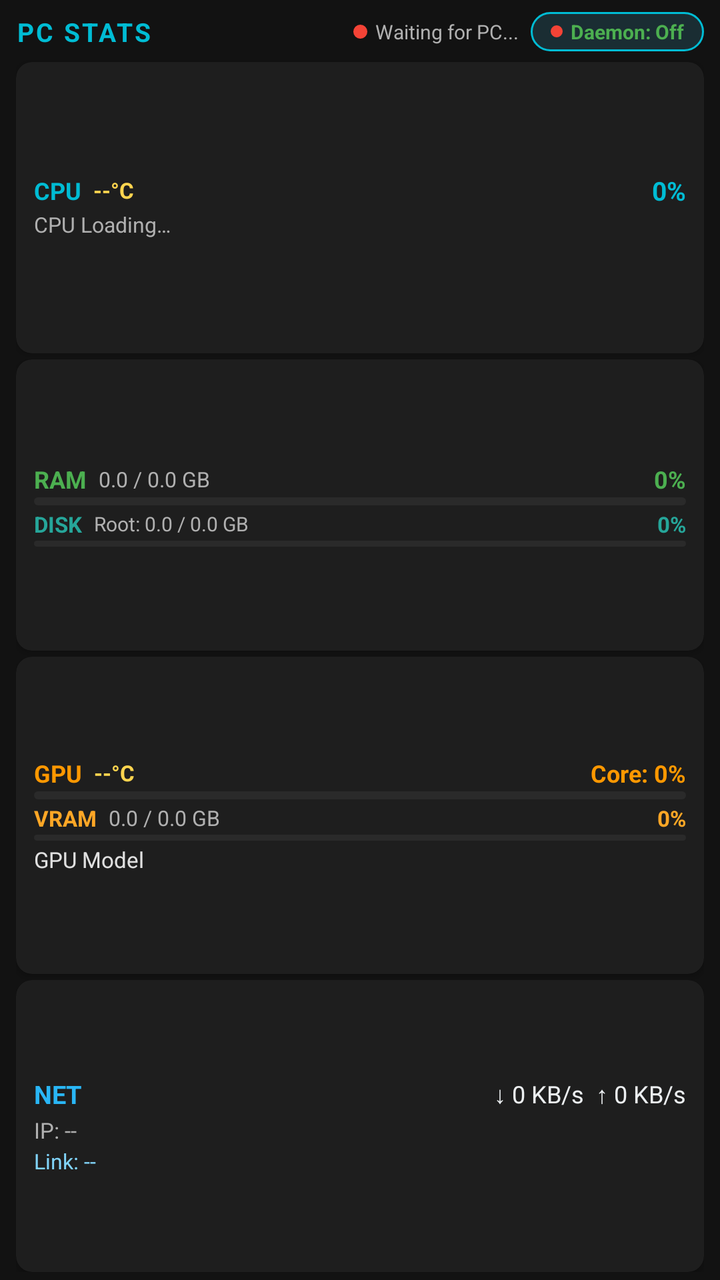
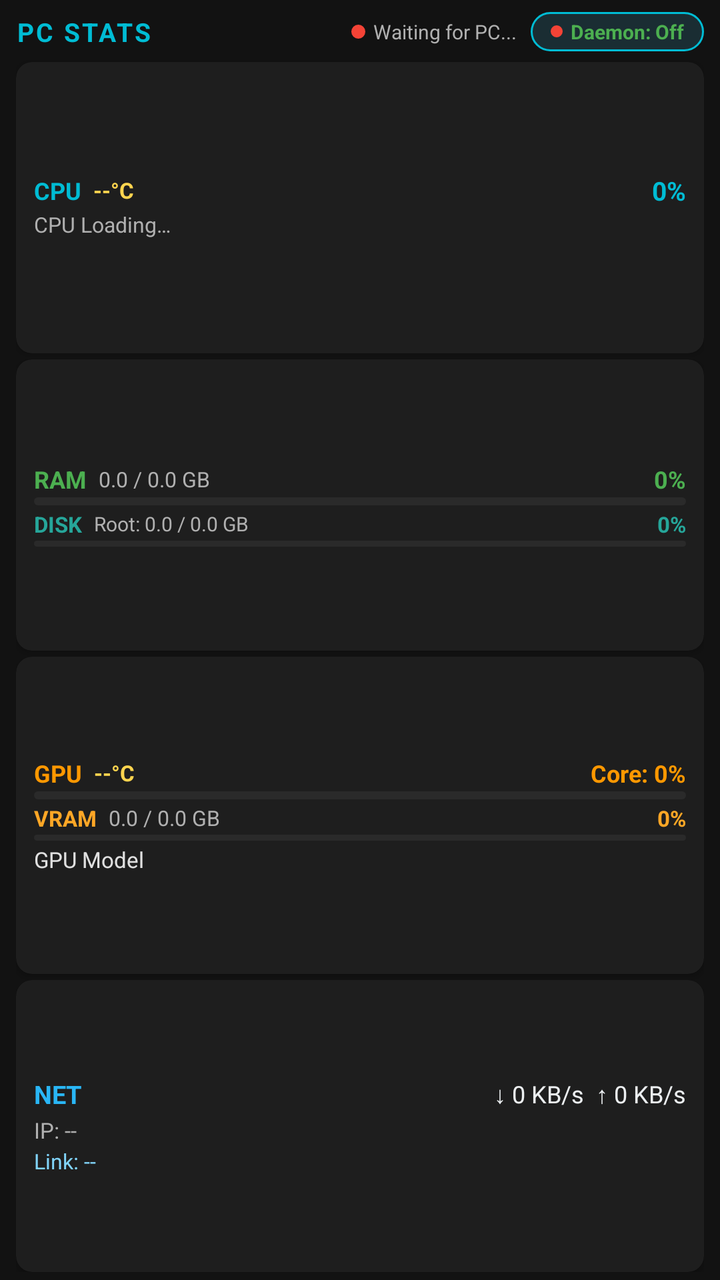

Before-and-after screenshots of an Android layout around one commit, followed by the original layout XML and the change that was made.
<!-- AndroidManifest.xml: application theme AppTheme -->
<!-- res/layout/fragment_stats.xml -->
<?xml version="1.0" encoding="utf-8"?>
<LinearLayout xmlns:android="http://schemas.android.com/apk/res/android"
    xmlns:app="http://schemas.android.com/apk/res-auto"
    android:layout_width="match_parent"
    android:layout_height="match_parent"
    android:orientation="vertical"
    android:background="@color/background"
    android:paddingLeft="8dp"
    android:paddingRight="8dp"
    android:paddingTop="4dp"
    android:paddingBottom="4dp">

    
    <LinearLayout
        android:id="@+id/header_bar"
        android:layout_width="match_parent"
        android:layout_height="24dp"
        android:orientation="horizontal"
        android:gravity="center_vertical"
        android:layout_marginBottom="3dp">

        <TextView
            android:layout_width="wrap_content"
            android:layout_height="wrap_content"
            android:text="PC STATS"
            android:textSize="13sp"
            android:textStyle="bold"
            android:textColor="@color/colorPrimary"
            android:letterSpacing="0.08" />

        <View
            android:layout_width="0dp"
            android:layout_height="1dp"
            android:layout_weight="1" />

        
        <LinearLayout
            android:id="@+id/container_pc_status"
            android:layout_width="wrap_content"
            android:layout_height="wrap_content"
            android:orientation="horizontal"
            android:gravity="center_vertical"
            android:layout_marginEnd="6dp">

            <View
                android:id="@+id/dot_pc_status"
                android:layout_width="7dp"
                android:layout_height="7dp"
                android:background="@drawable/bg_status_stopped" />

            <TextView
                android:id="@+id/tv_pc_status"
                android:layout_width="wrap_content"
                android:layout_height="wrap_content"
                android:text="@string/stat_waiting_pc"
                android:textSize="10sp"
                android:textColor="@color/textSecondary"
                android:layout_marginStart="4dp" />
        </LinearLayout>

        
        <LinearLayout
            android:id="@+id/pill_daemon_status"
            android:layout_width="wrap_content"
            android:layout_height="wrap_content"
            android:background="@drawable/bg_daemon_pill"
            android:orientation="horizontal"
            android:gravity="center_vertical"
            android:clickable="true"
            android:focusable="true">

            <View
                android:id="@+id/dot_daemon_pill"
                android:layout_width="6dp"
                android:layout_height="6dp"
                android:background="@drawable/bg_status_stopped"
                android:layout_marginEnd="4dp" />

            <TextView
                android:id="@+id/tv_daemon_pill"
                android:layout_width="wrap_content"
                android:layout_height="wrap_content"
                android:text="Daemon: Off"
                android:textColor="@color/colorAccent"
                android:textSize="10sp"
                android:textStyle="bold" />
        </LinearLayout>
    </LinearLayout>

    
    <androidx.cardview.widget.CardView
        android:id="@+id/card_cpu"
        android:layout_width="match_parent"
        android:layout_height="0dp"
        android:layout_weight="1.15"
        android:layout_marginBottom="3dp"
        app:cardBackgroundColor="@color/surface"
        app:cardCornerRadius="8dp"
        app:cardElevation="2dp">

        <LinearLayout
            android:layout_width="match_parent"
            android:layout_height="match_parent"
            android:orientation="vertical"
            android:gravity="center_vertical"
            android:paddingLeft="9dp"
            android:paddingRight="9dp"
            android:paddingTop="3dp"
            android:paddingBottom="3dp">

            <LinearLayout
                android:layout_width="match_parent"
                android:layout_height="wrap_content"
                android:orientation="horizontal"
                android:gravity="center_vertical">

                <TextView
                    android:layout_width="wrap_content"
                    android:layout_height="wrap_content"
                    android:text="@string/stat_cpu"
                    android:textSize="12sp"
                    android:textStyle="bold"
                    android:textColor="@color/colorPrimary" />

                
                <TextView
                    android:id="@+id/tv_cpu_temp"
                    android:layout_width="wrap_content"
                    android:layout_height="wrap_content"
                    android:text="--\u00B0C"
                    android:textSize="11sp"
                    android:textStyle="bold"
                    android:textColor="#FFD54F"
                    android:layout_marginStart="6dp" />

                <View
                    android:layout_width="0dp"
                    android:layout_height="1dp"
                    android:layout_weight="1" />

                <TextView
                    android:id="@+id/tv_cpu_pct"
                    android:layout_width="wrap_content"
                    android:layout_height="wrap_content"
                    android:text="0%"
                    android:textSize="13sp"
                    android:textStyle="bold"
                    android:textColor="@color/colorPrimary" />
            </LinearLayout>

            <TextView
                android:id="@+id/tv_cpu_detail"
                android:layout_width="match_parent"
                android:layout_height="wrap_content"
                android:text="CPU Loading\u2026"
                android:textSize="10.5sp"
                android:textColor="@color/textSecondary"
                android:layout_marginTop="1dp"
                android:singleLine="true"
                android:ellipsize="end" />

            
            <ProgressBar
                android:id="@+id/pb_cpu"
                style="?android:attr/progressBarStyleHorizontal"
                android:layout_width="match_parent"
                android:layout_height="4dp"
                android:layout_marginTop="2dp"
                android:max="100"
                android:progress="0"
                android:progressDrawable="@drawable/bg_progress_cpu"
                android:visibility="gone" />

            
            <LinearLayout
                android:id="@+id/container_cpu_cores"
                android:layout_width="match_parent"
                android:layout_height="wrap_content"
                android:orientation="vertical"
                android:layout_marginTop="2dp" />
        </LinearLayout>
    </androidx.cardview.widget.CardView>

    
    <androidx.cardview.widget.CardView
        android:id="@+id/card_ram"
        android:layout_width="match_parent"
        android:layout_height="0dp"
        android:layout_weight="1.15"
        android:layout_marginBottom="3dp"
        app:cardBackgroundColor="@color/surface"
        app:cardCornerRadius="8dp"
        app:cardElevation="2dp">

        <LinearLayout
            android:layout_width="match_parent"
            android:layout_height="match_parent"
            android:orientation="vertical"
            android:gravity="center_vertical"
            android:paddingLeft="9dp"
            android:paddingRight="9dp"
            android:paddingTop="3dp"
            android:paddingBottom="3dp">

            
            <LinearLayout
                android:layout_width="match_parent"
                android:layout_height="wrap_content"
                android:orientation="horizontal"
                android:gravity="center_vertical">

                <TextView
                    android:layout_width="wrap_content"
                    android:layout_height="wrap_content"
                    android:text="@string/stat_ram"
                    android:textSize="12sp"
                    android:textStyle="bold"
                    android:textColor="@color/colorAccent" />

                <TextView
                    android:id="@+id/tv_ram_detail"
                    android:layout_width="0dp"
                    android:layout_height="wrap_content"
                    android:layout_weight="1"
                    android:text="0.0 / 0.0 GB"
                    android:textSize="10.5sp"
                    android:textColor="@color/textSecondary"
                    android:layout_marginStart="6dp"
                    android:singleLine="true"
                    android:ellipsize="end" />

                <TextView
                    android:id="@+id/tv_ram_pct"
                    android:layout_width="wrap_content"
                    android:layout_height="wrap_content"
                    android:text="0%"
                    android:textSize="12sp"
                    android:textStyle="bold"
                    android:textColor="@color/colorAccent" />
            </LinearLayout>

            <ProgressBar
                android:id="@+id/pb_ram"
                style="?android:attr/progressBarStyleHorizontal"
                android:layout_width="match_parent"
                android:layout_height="4dp"
                android:layout_marginTop="1dp"
                android:max="100"
                android:progress="0"
                android:progressDrawable="@drawable/bg_progress_ram" />

            
            <LinearLayout
                android:layout_width="match_parent"
                android:layout_height="wrap_content"
                android:orientation="horizontal"
                android:gravity="center_vertical"
                android:layout_marginTop="2dp">

                <TextView
                    android:layout_width="wrap_content"
                    android:layout_height="wrap_content"
                    android:text="@string/stat_disk"
                    android:textSize="11sp"
                    android:textStyle="bold"
                    android:textColor="#26A69A" />

                <TextView
                    android:id="@+id/tv_disk_detail"
                    android:layout_width="0dp"
                    android:layout_height="wrap_content"
                    android:layout_weight="1"
                    android:text="Root: 0.0 / 0.0 GB"
                    android:textSize="10sp"
                    android:textColor="@color/textSecondary"
                    android:layout_marginStart="6dp"
                    android:singleLine="true"
                    android:ellipsize="end" />

                <TextView
                    android:id="@+id/tv_disk_pct"
                    android:layout_width="wrap_content"
                    android:layout_height="wrap_content"
                    android:text="0%"
                    android:textSize="11sp"
                    android:textStyle="bold"
                    android:textColor="#26A69A" />
            </LinearLayout>

            <ProgressBar
                android:id="@+id/pb_disk"
                style="?android:attr/progressBarStyleHorizontal"
                android:layout_width="match_parent"
                android:layout_height="3dp"
                android:layout_marginTop="1dp"
                android:max="100"
                android:progress="0"
                android:progressDrawable="@drawable/bg_progress_disk" />
        </LinearLayout>
    </androidx.cardview.widget.CardView>

    
    <androidx.cardview.widget.CardView
        android:id="@+id/card_gpu"
        android:layout_width="match_parent"
        android:layout_height="0dp"
        android:layout_weight="1.25"
        android:layout_marginBottom="3dp"
        app:cardBackgroundColor="@color/surface"
        app:cardCornerRadius="8dp"
        app:cardElevation="2dp">

        <LinearLayout
            android:layout_width="match_parent"
            android:layout_height="match_parent"
            android:orientation="vertical"
            android:gravity="center_vertical"
            android:paddingLeft="9dp"
            android:paddingRight="9dp"
            android:paddingTop="3dp"
            android:paddingBottom="3dp">

            
            <LinearLayout
                android:layout_width="match_parent"
                android:layout_height="wrap_content"
                android:orientation="horizontal"
                android:gravity="center_vertical">

                <TextView
                    android:layout_width="wrap_content"
                    android:layout_height="wrap_content"
                    android:text="@string/stat_gpu"
                    android:textSize="12sp"
                    android:textStyle="bold"
                    android:textColor="#FF9800" />

                
                <TextView
                    android:id="@+id/tv_gpu_temp"
                    android:layout_width="wrap_content"
                    android:layout_height="wrap_content"
                    android:text="--\u00B0C"
                    android:textSize="11sp"
                    android:textStyle="bold"
                    android:textColor="#FFD54F"
                    android:layout_marginStart="6dp" />

                <View
                    android:layout_width="0dp"
                    android:layout_height="1dp"
                    android:layout_weight="1" />

                <TextView
                    android:id="@+id/tv_gpu_pct"
                    android:layout_width="wrap_content"
                    android:layout_height="wrap_content"
                    android:text="Core: 0%"
                    android:textSize="12sp"
                    android:textStyle="bold"
                    android:textColor="#FF9800" />
            </LinearLayout>

            <ProgressBar
                android:id="@+id/pb_gpu"
                style="?android:attr/progressBarStyleHorizontal"
                android:layout_width="match_parent"
                android:layout_height="4dp"
                android:layout_marginTop="1dp"
                android:max="100"
                android:progress="0"
                android:progressDrawable="@drawable/bg_progress_gpu" />

            
            <LinearLayout
                android:layout_width="match_parent"
                android:layout_height="wrap_content"
                android:orientation="horizontal"
                android:gravity="center_vertical"
                android:layout_marginTop="2dp">

                <TextView
                    android:layout_width="wrap_content"
                    android:layout_height="wrap_content"
                    android:text="@string/stat_vram"
                    android:textSize="11sp"
                    android:textStyle="bold"
                    android:textColor="#FFA726" />

                <TextView
                    android:id="@+id/tv_vram_detail"
                    android:layout_width="0dp"
                    android:layout_height="wrap_content"
                    android:layout_weight="1"
                    android:text="0.0 / 0.0 GB"
                    android:textSize="10.5sp"
                    android:textColor="@color/textSecondary"
                    android:layout_marginStart="6dp"
                    android:singleLine="true"
                    android:ellipsize="end" />

                <TextView
                    android:id="@+id/tv_vram_pct"
                    android:layout_width="wrap_content"
                    android:layout_height="wrap_content"
                    android:text="0%"
                    android:textSize="11sp"
                    android:textStyle="bold"
                    android:textColor="#FFA726" />
            </LinearLayout>

            <ProgressBar
                android:id="@+id/pb_vram"
                style="?android:attr/progressBarStyleHorizontal"
                android:layout_width="match_parent"
                android:layout_height="3dp"
                android:layout_marginTop="1dp"
                android:max="100"
                android:progress="0"
                android:progressDrawable="@drawable/bg_progress_vram" />

            <TextView
                android:id="@+id/tv_gpu_detail"
                android:layout_width="match_parent"
                android:layout_height="wrap_content"
                android:text="GPU Model"
                android:textSize="11sp"
                android:textColor="#E0E0E0"
                android:layout_marginTop="2dp"
                android:singleLine="true"
                android:ellipsize="end" />
        </LinearLayout>
    </androidx.cardview.widget.CardView>

    
    <androidx.cardview.widget.CardView
        android:id="@+id/card_net"
        android:layout_width="match_parent"
        android:layout_height="0dp"
        android:layout_weight="1.15"
        app:cardBackgroundColor="@color/surface"
        app:cardCornerRadius="8dp"
        app:cardElevation="2dp">

        <LinearLayout
            android:layout_width="match_parent"
            android:layout_height="match_parent"
            android:orientation="vertical"
            android:paddingLeft="9dp"
            android:paddingRight="9dp"
            android:paddingTop="3dp"
            android:paddingBottom="3dp">

            
            <LinearLayout
                android:id="@+id/container_net"
                android:layout_width="match_parent"
                android:layout_height="0dp"
                android:layout_weight="1"
                android:orientation="vertical"
                android:gravity="center_vertical">

                <LinearLayout
                    android:layout_width="match_parent"
                    android:layout_height="wrap_content"
                    android:orientation="horizontal"
                    android:gravity="center_vertical">

                    <TextView
                        android:layout_width="wrap_content"
                        android:layout_height="wrap_content"
                        android:text="@string/stat_net"
                        android:textSize="12.5sp"
                        android:textStyle="bold"
                        android:textColor="#29B6F6" />

                    <View
                        android:layout_width="0dp"
                        android:layout_height="1dp"
                        android:layout_weight="1" />

                    <TextView
                        android:id="@+id/tv_net_speed_summary"
                        android:layout_width="wrap_content"
                        android:layout_height="wrap_content"
                        android:text="\u2193 0 KB/s  \u2191 0 KB/s"
                        android:textSize="12sp"
                        android:textStyle="normal"
                        android:textColor="#ECEFF1" />
                </LinearLayout>

                
                <TextView
                    android:id="@+id/tv_net_ip"
                    android:layout_width="match_parent"
                    android:layout_height="wrap_content"
                    android:text="IP: --"
                    android:textSize="11sp"
                    android:textStyle="normal"
                    android:textColor="@color/textSecondary"
                    android:layout_marginTop="2dp"
                    android:singleLine="true"
                    android:ellipsize="end" />

                
                <TextView
                    android:id="@+id/tv_net_link"
                    android:layout_width="match_parent"
                    android:layout_height="wrap_content"
                    android:text="Link: --"
                    android:textSize="10.5sp"
                    android:textStyle="normal"
                    android:textColor="#81D4FA"
                    android:layout_marginTop="1dp"
                    android:singleLine="true"
                    android:ellipsize="end" />
            </LinearLayout>

            
            <View
                android:id="@+id/divider_net_game"
                android:layout_width="match_parent"
                android:layout_height="1dp"
                android:background="#2E3842"
                android:layout_marginTop="2dp"
                android:layout_marginBottom="2dp"
                android:visibility="gone" />

            
            <LinearLayout
                android:id="@+id/container_game"
                android:layout_width="match_parent"
                android:layout_height="0dp"
                android:layout_weight="1.2"
                android:orientation="vertical"
                android:visibility="gone">

                <LinearLayout
                    android:layout_width="match_parent"
                    android:layout_height="wrap_content"
                    android:orientation="horizontal"
                    android:gravity="center_vertical">

                    <TextView
                        android:id="@+id/tv_game_label"
                        android:layout_width="wrap_content"
                        android:layout_height="wrap_content"
                        android:text="@string/stat_game"
                        android:textSize="11sp"
                        android:textStyle="bold"
                        android:textColor="#00E676" />

                    <TextView
                        android:id="@+id/tv_game_name"
                        android:layout_width="0dp"
                        android:layout_height="wrap_content"
                        android:layout_weight="1"
                        android:text="@string/stat_no_game"
                        android:textSize="10.5sp"
                        android:textColor="@color/textPrimary"
                        android:layout_marginStart="4dp"
                        android:layout_marginEnd="4dp"
                        android:singleLine="true"
                        android:ellipsize="end" />

                    <TextView
                        android:id="@+id/tv_game_fps"
                        android:layout_width="wrap_content"
                        android:layout_height="wrap_content"
                        android:text="@string/stat_fps_none"
                        android:textSize="11.5sp"
                        android:textStyle="bold"
                        android:textColor="#00E676" />
                </LinearLayout>

                
                <com.audioarch.launcher.views.FpsGraphView
                    android:id="@+id/view_fps_graph"
                    android:layout_width="match_parent"
                    android:layout_height="0dp"
                    android:layout_weight="1"
                    android:layout_marginTop="1dp" />
            </LinearLayout>
        </LinearLayout>
    </androidx.cardview.widget.CardView>
</LinearLayout>
<!-- resources referenced by this layout -->
<resources>
  <color name="background">#121212</color>
  <color name="colorAccent">#4CAF50</color>
  <color name="colorPrimary">#00BCD4</color>
  <color name="surface">#1E1E1E</color>
  <color name="textPrimary">#FFFFFF</color>
  <color name="textSecondary">#B0B0B0</color>
  <!-- drawable bg_daemon_pill (drawable) -->
  <?xml version="1.0" encoding="utf-8"?>
  <shape xmlns:android="http://schemas.android.com/apk/res/android"
      android:shape="rectangle">
      <solid android:color="#1A2D33" />
      <stroke
          android:width="1dp"
          android:color="@color/colorPrimary" />
      <corners android:radius="14dp" />
      <padding
          android:left="10dp"
          android:top="3dp"
          android:right="10dp"
          android:bottom="3dp" />
  </shape>
  <!-- drawable bg_progress_cpu (drawable) -->
  <?xml version="1.0" encoding="utf-8"?>
  <layer-list xmlns:android="http://schemas.android.com/apk/res/android">
      <item android:id="@android:id/background">
          <shape android:shape="rectangle">
              <solid android:color="#2A2A2A" />
              <corners android:radius="3dp" />
          </shape>
      </item>
      <item android:id="@android:id/progress">
          <clip>
              <shape android:shape="rectangle">
                  <solid android:color="#00BCD4" />
                  <corners android:radius="3dp" />
              </shape>
          </clip>
      </item>
  </layer-list>
  <!-- drawable bg_progress_gpu (drawable) -->
  <?xml version="1.0" encoding="utf-8"?>
  <layer-list xmlns:android="http://schemas.android.com/apk/res/android">
      <item android:id="@android:id/background">
          <shape android:shape="rectangle">
              <solid android:color="#2A2A2A" />
              <corners android:radius="3dp" />
          </shape>
      </item>
      <item android:id="@android:id/progress">
          <clip>
              <shape android:shape="rectangle">
                  <solid android:color="#FF9800" />
                  <corners android:radius="3dp" />
              </shape>
          </clip>
      </item>
  </layer-list>
  <!-- drawable bg_progress_ram (drawable) -->
  <?xml version="1.0" encoding="utf-8"?>
  <layer-list xmlns:android="http://schemas.android.com/apk/res/android">
      <item android:id="@android:id/background">
          <shape android:shape="rectangle">
              <solid android:color="#2A2A2A" />
              <corners android:radius="3dp" />
          </shape>
      </item>
      <item android:id="@android:id/progress">
          <clip>
              <shape android:shape="rectangle">
                  <solid android:color="#4CAF50" />
                  <corners android:radius="3dp" />
              </shape>
          </clip>
      </item>
  </layer-list>
  <!-- drawable bg_status_stopped (drawable) -->
  <?xml version="1.0" encoding="utf-8"?>
  <shape xmlns:android="http://schemas.android.com/apk/res/android"
      android:shape="oval">
      <solid android:color="#F44336" />
      <size android:width="12dp" android:height="12dp" />
  </shape>
  <string name="stat_cpu">CPU</string>
  <string name="stat_disk">DISK</string>
  <string name="stat_fps_none">-- FPS</string>
  <string name="stat_game">GAME</string>
  <string name="stat_gpu">GPU</string>
  <string name="stat_net">NET</string>
  <string name="stat_no_game">No Game</string>
  <string name="stat_ram">RAM</string>
  <string name="stat_vram">VRAM</string>
  <string name="stat_waiting_pc">Waiting for PC...</string>
  <color name="colorPrimaryDark">#0097A7</color>
  <!-- unchanged entries left out for length: 3 -->
</resources>

<!-- the commit's change to res/layout/fragment_stats.xml (unified diff, before → after) -->
@@ -40,7 +40,13 @@
             android:layout_height="wrap_content"
             android:orientation="horizontal"
             android:gravity="center_vertical"
-            android:layout_marginEnd="6dp">
+            android:clickable="true"
+            android:focusable="true"
+            android:paddingStart="3dp"
+            android:paddingEnd="3dp"
+            android:paddingTop="2dp"
+            android:paddingBottom="2dp"
+            android:layout_marginEnd="4dp">
 
             <View
                 android:id="@+id/dot_pc_status"
@@ -54,6 +60,8 @@
                 android:layout_height="wrap_content"
                 android:text="@string/stat_waiting_pc"
                 android:textSize="10sp"
+                android:singleLine="true"
+                android:ellipsize="end"
                 android:textColor="@color/textSecondary"
                 android:layout_marginStart="4dp" />
         </LinearLayout>
